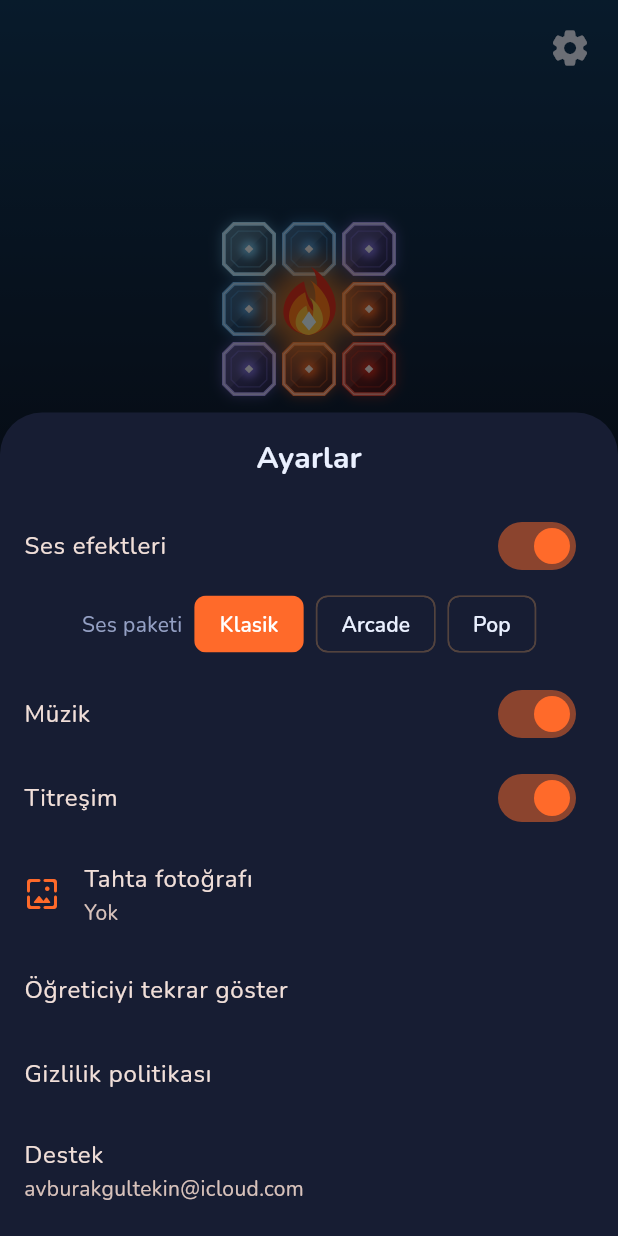
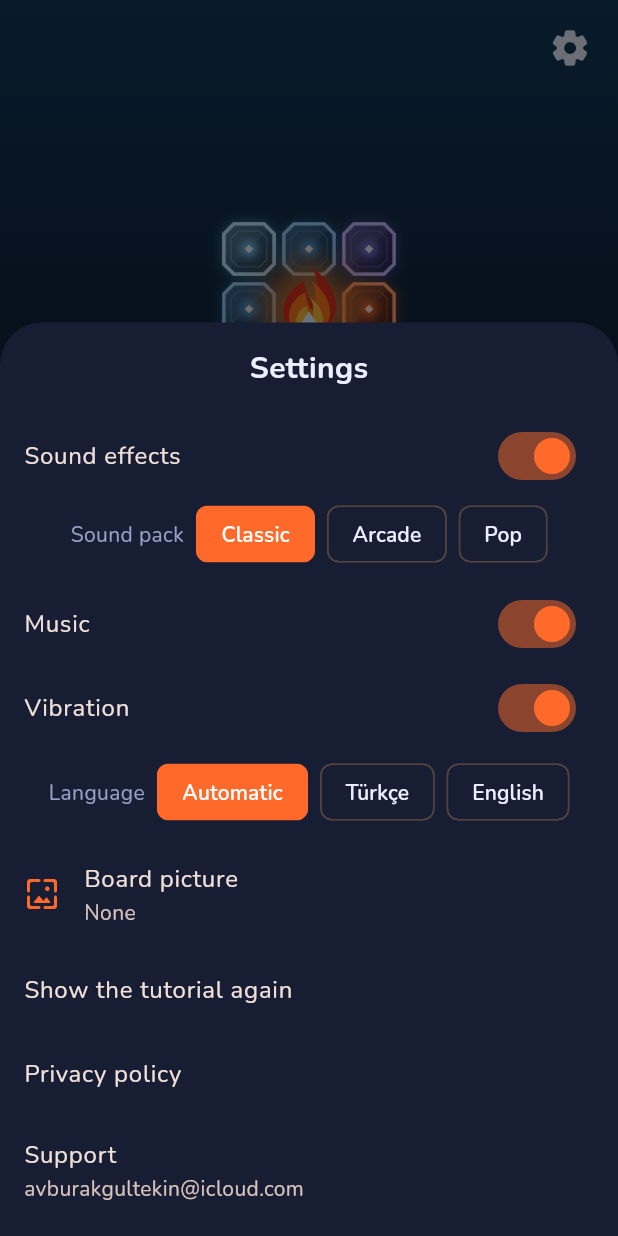
Before and after one commit to burakgultekin93/gridbloom, a Flutter app: the screen it shows after launch, after a tap on the "settings" icon, on a phone screen of 412 x 824 dp. Run offline on Flutter 3.47's test engine with Material 3 defaults, Android fonts, the phone set to English and light mode, and no system bars; our stand-ins replace audioplayers, image_picker, shared_preferences.

Commit message:
Add English, following the phone language with a setting to override
Turkish strings stay in the code and are looked up in lib/l10n.dart when
the game runs in English. Turkish phones get Turkish, all others English;
Settings has Automatic / Türkçe / English. The privacy screen has an
English text, iOS lists en and tr, and a test checks every translated
string has English text. Build number 2.

Co-Authored-By: Claude Opus 5.5 <noreply@anthropic.com>
Claude-Session: https://claude.ai/code/session_016vnvdAPMngTECmwgUhVYuY

```diff
--- /dev/null
+++ b/lib/l10n.dart
@@ -0,0 +1,136 @@
+import 'dart:ui';
+
+import 'services/storage.dart';
+
+/// Turkish and English text. Turkish strings are written in the code and
+/// looked up here when the game runs in English.
+///
+/// The language follows the phone (Turkish phones get Turkish, every other
+/// language gets English) unless the player picks one in settings.
+class Lang {
+  /// Names shown in settings: automatic, Turkish, English.
+  static const options = ['Otomatik', 'Türkçe', 'English'];
+
+  static bool get english => switch (Storage.language) {
+    1 => false,
+    2 => true,
+    _ => PlatformDispatcher.instance.locale.languageCode != 'tr',
+  };
+}
+
+/// Translates a fixed Turkish string.
+String tx(String turkish) => Lang.english ? (_en[turkish] ?? turkish) : turkish;
+
+/// Picks between two texts that hold numbers or names.
+String pick(String turkish, String english) => Lang.english ? english : turkish;
+
+/// Every fixed Turkish string and its English text.
+const en = _en;
+
+const _en = <String, String>{
+  // Home and settings.
+  'Ayarlar': 'Settings',
+  'Ses efektleri': 'Sound effects',
+  'Ses paketi': 'Sound pack',
+  'Klasik': 'Classic',
+  'Arcade': 'Arcade',
+  'Pop': 'Pop',
+  'Müzik': 'Music',
+  'Titreşim': 'Vibration',
+  'Dil': 'Language',
+  'Otomatik': 'Automatic',
+  'Tahta fotoğrafı': 'Board picture',
+  'Öğreticiyi tekrar göster': 'Show the tutorial again',
+  'Gizlilik politikası': 'Privacy policy',
+  'Destek': 'Support',
+  'Buzdan başla, seriyle alevlen': 'Start cold, catch fire',
+  'Klasik mod · Devam et': 'Classic mode · Continue',
+  'Klasik mod': 'Classic mode',
+  'Yeni oyun': 'New game',
+  'Sıfırla': 'Reset',
+  'Rekor': 'Best',
+  'Blok deseni': 'Block pattern',
+  // Board pictures.
+  'Gün batımı': 'Sunset',
+  'Dağlar': 'Mountains',
+  'Yıldızlı gece': 'Starry night',
+  'Çiçek tarlası': 'Flower field',
+  'Okyanus': 'Ocean',
+  'Kuzey ışıkları': 'Northern lights',
+  'Sakura': 'Sakura',
+  'Çöl': 'Desert',
+  'Gökkuşağı': 'Rainbow',
+  'Sonbahar ormanı': 'Autumn forest',
+  'Şehir gecesi': 'City at night',
+  'Mercan resifi': 'Coral reef',
+  'Kendi fotoğrafın': 'Your photo',
+  'Yok': 'None',
+  'Fotoğraf açılamadı. Başka bir fotoğraf dene.': "Couldn't open that photo. Try another one.",
+  'Bloklar yerleştikçe resim tahtada ortaya çıkar.': 'The picture shows through as you place blocks.',
+  'Galeriden seç': 'Choose from gallery',
+  'Şu an kendi fotoğrafın kullanılıyor.': 'Your own photo is on the board.',
+  'Hazır resimler': 'Ready-made pictures',
+  // Skins and patterns.
+  'Neon': 'Neon',
+  'Buz': 'Ice',
+  'Magma': 'Magma',
+  'Kristal': 'Crystal',
+  'Düz': 'Plain',
+  'Çizgili': 'Striped',
+  'Puantiyeli': 'Dotted',
+  'Kareli': 'Checked',
+  'Dalgalı': 'Wavy',
+  'Yıldızlı': 'Starry',
+  // Game.
+  'YENİ REKOR!': 'NEW RECORD!',
+  'Görev tamam!': 'Goal complete!',
+  'seri': 'streak',
+  'Seri': 'Streak',
+  'yeni görünüm': 'new look',
+  'görev': 'goal',
+  'Parçayı sürükle': 'Drag a piece',
+  'Alttaki 3 parçadan birini tut ve tahtaya sürükle. Parçalar döndürülemez.':
+      'Hold one of the 3 pieces below and drag it onto the board. Pieces cannot be rotated.',
+  'Çizgiyi doldur': 'Fill a line',
+  'Bir satır ya da sütun tamamen dolunca patlayarak temizlenir.': 'A full row or column blows up and clears.',
+  'Seriyi sürdür': 'Keep the streak',
+  'Aynı anda birden fazla çizgi temizle ve art arda temizleyerek puanını katla.':
+      'Clear several lines at once and keep clearing move after move to multiply your score.',
+  'İleri': 'Next',
+  'Başla': 'Start',
+  'Duraklatıldı': 'Paused',
+  'Devam et': 'Continue',
+  'Yeniden başla': 'Restart',
+  'Ana menü': 'Main menu',
+  'REKOR': 'BEST',
+  'KLASİK': 'CLASSIC',
+  'Duraklat': 'Pause',
+  '🔥 Yeni rekor': '🔥 New record',
+  'Yeni rekor!': 'New record!',
+  'Yer kalmadı': 'No room left',
+  'Reklam izle, devam et': 'Watch an ad to continue',
+  'Tekrar oyna': 'Play again',
+  // Heat.
+  'Soğuk': 'Cold',
+  'Ilık': 'Warm',
+  'Sıcak': 'Hot',
+  'Kızgın': 'Blazing',
+  'Alev!': 'On fire!',
+  // Praise.
+  'Tahta tertemiz!': 'Board clear!',
+  'İnanılmaz!': 'Incredible!',
+  'Efsane!': 'Legendary!',
+  'Muhteşem!': 'Amazing!',
+  'Yanıyorsun!': "You're on fire!",
+  'Durdurulamaz!': 'Unstoppable!',
+  'Harika!': 'Great!',
+  'Süper!': 'Super!',
+  'Güzel!': 'Nice!',
+  // Goals.
+  "3'lü seri yap": 'Get a 3x streak',
+  'Aynı anda 2 çizgi': '2 lines at once',
+  'Aynı anda 3 çizgi': '3 lines at once',
+  '10 çizgi patlat': 'Blast 10 lines',
+  'Tek hamlede 100 puan': '100 points in one move',
+  "5'li seri yap": 'Get a 5x streak',
+};
--- a/lib/services/storage.dart
+++ b/lib/services/storage.dart
@@ -28,6 +28,10 @@ class Storage {
   static bool get music => _prefs.getBool('music') ?? true;
   static set music(bool v) => _prefs.setBool('music', v);
 
+  /// 0 follows the phone, 1 Turkish, 2 English.
+  static int get language => _prefs.getInt('language') ?? 0;
+  static set language(int v) => _prefs.setInt('language', v);
+
   /// Index into Sound.packs.
   static int get soundPack => _prefs.getInt('soundPack') ?? 0;
   static set soundPack(int v) => _prefs.setInt('soundPack', v);
--- a/lib/ui/home_screen.dart
+++ b/lib/ui/home_screen.dart
@@ -1,4 +1,6 @@
 import 'package:flutter/material.dart';
+
+import '../l10n.dart';
 
 import '../services/photo_store.dart';
 import '../services/sound.dart';
@@ -39,15 +41,15 @@ class _HomeScreenState extends State<HomeScreen> {
               child: Column(
                 mainAxisSize: MainAxisSize.min,
                 children: [
-                  const Padding(
-                    padding: EdgeInsets.all(16),
+                  Padding(
+                    padding: const EdgeInsets.all(16),
                     child: Text(
-                      'Ayarlar',
-                      style: TextStyle(color: Palette.soil, fontSize: 20, fontWeight: FontWeight.w700),
+                      tx('Ayarlar'),
+                      style: const TextStyle(color: Palette.soil, fontSize: 20, fontWeight: FontWeight.w700),
                     ),
                   ),
                   SwitchListTile(
-                    title: const Text('Ses efektleri'),
+                    title: Text(tx('Ses efektleri')),
                     value: Storage.sound,
                     activeThumbColor: Palette.leaf,
                     onChanged: (v) => set(() => Storage.sound = v),
@@ -60,12 +62,12 @@ class _HomeScreenState extends State<HomeScreen> {
                         runSpacing: 6,
                         crossAxisAlignment: WrapCrossAlignment.center,
                         children: [
-                          const Text('Ses paketi', style: TextStyle(color: Palette.soilLight)),
+                          Text(tx('Ses paketi'), style: TextStyle(color: Palette.soilLight)),
                           for (var i = 0; i < Sound.packs.length; i++)
                             Padding(
                               padding: EdgeInsets.zero,
                               child: ChoiceChip(
-                                label: Text(Sound.packs[i].$2),
+                                label: Text(tx(Sound.packs[i].$2)),
                                 selected: Sound.pack == i,
                                 selectedColor: Palette.leaf,
                                 showCheckmark: false,
@@ -84,7 +86,7 @@ class _HomeScreenState extends State<HomeScreen> {
                       ),
                     ),
                   SwitchListTile(
-                    title: const Text('Müzik'),
+                    title: Text(tx('Müzik')),
                     value: Storage.music,
                     activeThumbColor: Palette.leaf,
                     onChanged: (v) {
@@ -93,14 +95,41 @@ class _HomeScreenState extends State<HomeScreen> {
                     },
                   ),
                   SwitchListTile(
-                    title: const Text('Titreşim'),
+                    title: Text(tx('Titreşim')),
                     value: Storage.haptics,
                     activeThumbColor: Palette.leaf,
                     onChanged: (v) => set(() => Storage.haptics = v),
                   ),
+                  Padding(
+                    padding: const EdgeInsets.fromLTRB(16, 4, 16, 8),
+                    child: Wrap(
+                      spacing: 8,
+                      runSpacing: 6,
+                      crossAxisAlignment: WrapCrossAlignment.center,
+                      children: [
+                        Text(tx('Dil'), style: const TextStyle(color: Palette.soilLight)),
+                        for (var i = 0; i < Lang.options.length; i++)
+                          ChoiceChip(
+                            label: Text(tx(Lang.options[i])),
+                            selected: Storage.language == i,
+                            selectedColor: Palette.leaf,
+                            showCheckmark: false,
+                            labelStyle: TextStyle(
+                              color: Storage.language == i ? Colors.white : Palette.soil,
+                              fontWeight: FontWeight.w600,
+                            ),
+                            onSelected: (_) {
+                              Storage.language = i;
+                              set(() {});
+                              if (mounted) setState(() {});
+                            },
+                          ),
+                      ],
+                    ),
+                  ),
                   ListTile(
                     leading: const Icon(Icons.wallpaper_rounded, color: Palette.leaf),
-                    title: const Text('Tahta fotoğrafı'),
+                    title: Text(tx('Tahta fotoğrafı')),
                     subtitle: Text(boardPictureLabel()),
                     onTap: () async {
                       await showBoardPictureSheet(context);
@@ -109,20 +138,20 @@ class _HomeScreenState extends State<HomeScreen> {
                     },
                   ),
                   ListTile(
-                    title: const Text('Öğreticiyi tekrar göster'),
+                    title: Text(tx('Öğreticiyi tekrar göster')),
                     onTap: () {
                       Storage.tutorialSeen = false;
                       Navigator.pop(ctx);
                     },
                   ),
                   ListTile(
-                    title: const Text('Gizlilik politikası'),
+                    title: Text(tx('Gizlilik politikası')),
                     onTap: () {
                       Navigator.pop(ctx);
                       Navigator.push(context, MaterialPageRoute(builder: (_) => const PrivacyScreen()));
                     },
                   ),
-                  const ListTile(title: Text('Destek'), subtitle: Text('avburakgultekin@icloud.com')),
+                  ListTile(title: Text(tx('Destek')), subtitle: Text('avburakgultekin@icloud.com')),
                   const SizedBox(height: 8),
                 ],
               ),
@@ -154,7 +183,7 @@ class _HomeScreenState extends State<HomeScreen> {
                 child: IconButton(
                   onPressed: _settings,
                   icon: const Icon(Icons.settings_rounded, color: Palette.soil, size: 28),
-                  tooltip: 'Ayarlar',
+                  tooltip: tx('Ayarlar'),
                 ),
               ),
               Center(
@@ -169,7 +198,7 @@ class _HomeScreenState extends State<HomeScreen> {
                         shaderCallback: (r) => const LinearGradient(
                           colors: [Color(0xFF7FD3FF), Color(0xFFA98BFF), Color(0xFFFF8A3D), Color(0xFFFF4A2A)],
                         ).createShader(r),
-                        child: const Text(
+                        child: Text(
                           'Blazegrid',
                           style: TextStyle(
                             color: Colors.white,
@@ -179,8 +208,8 @@ class _HomeScreenState extends State<HomeScreen> {
                           ),
                         ),
                       ),
-                      const Text(
-                        'Buzdan başla, seriyle alevlen',
+                      Text(
+                        tx('Buzdan başla, seriyle alevlen'),
                         textAlign: TextAlign.center,
                         style: TextStyle(color: Palette.soilLight, fontSize: 16),
                       ),
@@ -195,7 +224,7 @@ class _HomeScreenState extends State<HomeScreen> {
                           ),
                           onPressed: () => _open(resume: hasSave),
                           child: Text(
-                            hasSave ? 'Klasik mod · Devam et' : 'Klasik mod',
+                            hasSave ? tx('Klasik mod · Devam et') : tx('Klasik mod'),
                             style: const TextStyle(fontSize: 20),
                           ),
                         ),
@@ -206,7 +235,7 @@ class _HomeScreenState extends State<HomeScreen> {
                             Storage.clearSavedGame();
                             _open(resume: false);
                           },
-                          child: const Text('Yeni oyun', style: TextStyle(color: Palette.soil)),
+                          child: Text(tx('Yeni oyun'), style: TextStyle(color: Palette.soil)),
                         ),
                       const SizedBox(height: 8),
                       Wrap(
@@ -220,7 +249,7 @@ class _HomeScreenState extends State<HomeScreen> {
                             },
                             icon: const Icon(Icons.wallpaper_rounded, color: Palette.leaf),
                             label: Text(
-                              'Tahta fotoğrafı: ${boardPictureLabel()}',
+                              '${tx('Tahta fotoğrafı')}: ${boardPictureLabel()}',
                               style: const TextStyle(color: Palette.soil),
                             ),
                           ),
@@ -231,14 +260,17 @@ class _HomeScreenState extends State<HomeScreen> {
                                 if (mounted) setState(() {});
                               },
                               icon: const Icon(Icons.restart_alt_rounded, color: Palette.soilLight),
-                              label: const Text('Sıfırla', style: TextStyle(color: Palette.soilLight)),
+                              label: Text(tx('Sıfırla'), style: TextStyle(color: Palette.soilLight)),
                             ),
                         ],
                       ),
                       const SizedBox(height: 8),
                       _patternPicker(),
                       const SizedBox(height: 16),
-                      Text('Rekor: ${Storage.best}', style: const TextStyle(color: Palette.soilLight, fontSize: 16)),
+                      Text(
+                        '${tx('Rekor')}: ${Storage.best}',
+                        style: const TextStyle(color: Palette.soilLight, fontSize: 16),
+                      ),
                     ],
                   ),
                 ),
@@ -254,8 +286,8 @@ class _HomeScreenState extends State<HomeScreen> {
     final current = Storage.pattern;
     return Column(
       children: [
-        const Text(
-          'Blok deseni',
+        Text(
+          tx('Blok deseni'),
           style: TextStyle(color: Palette.soilLight, fontSize: 14, fontWeight: FontWeight.w700),
         ),
         const SizedBox(height: 8),
@@ -268,7 +300,7 @@ class _HomeScreenState extends State<HomeScreen> {
               Semantics(
                 button: true,
                 selected: p.index == current,
-                label: patternNames[p],
+                label: tx(patternNames[p]!),
                 child: GestureDetector(
                   onTap: () => setState(() => Storage.pattern = p.index),
                   child: SizedBox(
@@ -288,7 +320,7 @@ class _HomeScreenState extends State<HomeScreen> {
                         ),
                         const SizedBox(height: 2),
                         Text(
-                          patternNames[p]!,
+                          tx(patternNames[p]!),
                           style: TextStyle(
                             color: Palette.soil,
                             fontSize: 10.5,
--- a/lib/ui/privacy_screen.dart
+++ b/lib/ui/privacy_screen.dart
@@ -1,5 +1,6 @@
 import 'package:flutter/material.dart';
 
+import '../l10n.dart';
 import 'palette.dart';
 
 /// The privacy policy, shown inside the app. The same text is published on
@@ -7,7 +8,7 @@ import 'palette.dart';
 class PrivacyScreen extends StatelessWidget {
   const PrivacyScreen({super.key});
 
-  static const _sections = <(String, String)>[
+  static const _sectionsTr = <(String, String)>[
     ('Veri sorumlusu', 'Burak Gültekin. İletişim: avburakgultekin@icloud.com'),
     (
       'Topladığımız veriler',
@@ -34,6 +35,33 @@ class PrivacyScreen extends StatelessWidget {
     ),
   ];
 
+  static const _sectionsEn = <(String, String)>[
+    ('Data controller', 'Burak Gültekin. Contact: avburakgultekin@icloud.com'),
+    (
+      'Data we collect',
+      'This version of the game collects no personal data, sends nothing to a server and shares '
+          'nothing with third parties. There is no account, sign-in or registration.\n\n'
+          'Your best score, unfinished game, settings and the photo you pick for the board are stored '
+          'only on your device. The photo is scaled down, never uploaded, and can be removed with "Reset". '
+          'Deleting the game deletes all of this from your device.',
+    ),
+    (
+      'Permissions',
+      'The game opens the photo picker only when you tap "Choose from gallery". '
+          'It does not access the rest of your library.',
+    ),
+    (
+      'Ads',
+      'This version has no ads. If ads are added later, this policy will be updated first and your '
+          'consent will be asked where required.',
+    ),
+    (
+      'Your rights',
+      'To use your rights under the GDPR and Turkish data protection law (KVKK), or to ask a question, '
+          'contact us at the address above.',
+    ),
+  ];
+
   @override
   Widget build(BuildContext context) {
     return Scaffold(
@@ -41,16 +69,19 @@ class PrivacyScreen extends StatelessWidget {
       appBar: AppBar(
         backgroundColor: Palette.background,
         foregroundColor: Palette.soil,
-        title: const Text('Gizlilik politikası'),
+        title: Text(tx('Gizlilik politikası')),
       ),
       body: ListView(
         padding: const EdgeInsets.fromLTRB(20, 8, 20, 40),
         children: [
-          const Text(
-            'Bu metin, Blazegrid oyununun kişisel verileri nasıl işlediğini KVKK ve GDPR kapsamında açıklar.',
-            style: TextStyle(color: Palette.soilLight, fontSize: 15, height: 1.5),
+          Text(
+            pick(
+              'Bu metin, Blazegrid oyununun kişisel verileri nasıl işlediğini KVKK ve GDPR kapsamında açıklar.',
+              'This explains how the Blazegrid game handles personal data under the GDPR and KVKK.',
+            ),
+            style: const TextStyle(color: Palette.soilLight, fontSize: 15, height: 1.5),
           ),
-          for (final (title, body) in _sections) ...[
+          for (final (title, body) in Lang.english ? _sectionsEn : _sectionsTr) ...[
             const SizedBox(height: 20),
             Text(
               title,
--- a/pubspec.yaml
+++ b/pubspec.yaml
@@ -16,7 +16,7 @@ publish_to: 'none' # Remove this line if you wish to publish to pub.dev
 # https://developer.apple.com/library/archive/documentation/General/Reference/InfoPlistKeyReference/Articles/CoreFoundationKeys.html
 # In Windows, build-name is used as the major, minor, and patch parts
 # of the product and file versions while build-number is used as the build suffix.
-version: 1.0.0+1
+version: 1.0.0+2
 
 environment:
   sdk: ^3.13.7
```
Also changed, not shown: lib/ui/board_picture_sheet.dart (+18 -16 lines), lib/ui/effects.dart (+16 -14 lines), lib/ui/game_screen.dart (+34 -29 lines), 2 other files.
